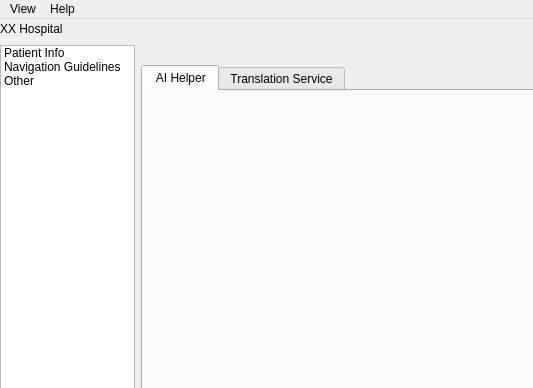
aurora0543/RobotGUI, file mainwindow.ui: the form before one commit; both pictures show x 0 to 533 and y 0 to 388 of the 1024 by 768 pixel window.
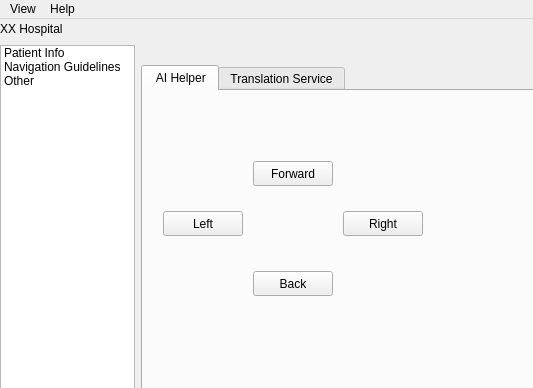
The form after the commit. The open tabs and pages were chosen to show the change. Custom widgets are drawn as their Qt base class.

```diff
--- a/mainwindow.ui
+++ b/mainwindow.ui
@@ -362,16 +362,57 @@
           <attribute name="title">
            <string> AI Helper</string>
           </attribute>
-          <widget class="QWidget" name="gridLayoutWidget_5">
+          <widget class="QPushButton" name="pushButton_L">
            <property name="geometry">
             <rect>
-             <x>0</x>
-             <y>0</y>
-             <width>851</width>
-             <height>601</height>
+             <x>20</x>
+             <y>120</y>
+             <width>80</width>
+             <height>25</height>
             </rect>
            </property>
-           <layout class="QGridLayout" name="gridLayout_5"/>
+           <property name="text">
+            <string>Left</string>
+           </property>
+          </widget>
+          <widget class="QPushButton" name="pushButton_R">
+           <property name="geometry">
+            <rect>
+             <x>200</x>
+             <y>120</y>
+             <width>80</width>
+             <height>25</height>
+            </rect>
+           </property>
+           <property name="text">
+            <string>Right</string>
+           </property>
+          </widget>
+          <widget class="QPushButton" name="pushButton_U">
+           <property name="geometry">
+            <rect>
+             <x>110</x>
+             <y>70</y>
+             <width>80</width>
+             <height>25</height>
+            </rect>
+           </property>
+           <property name="text">
+            <string>Forward</string>
+           </property>
+          </widget>
+          <widget class="QPushButton" name="pushButton_D">
+           <property name="geometry">
+            <rect>
+             <x>110</x>
+             <y>180</y>
+             <width>80</width>
+             <height>25</height>
+            </rect>
+           </property>
+           <property name="text">
+            <string>Back</string>
+           </property>
           </widget>
          </widget>
          <widget class="QWidget" name="tab_translation">
```
Left out of the diff: 4 changed lines with no effect on the pictures.
